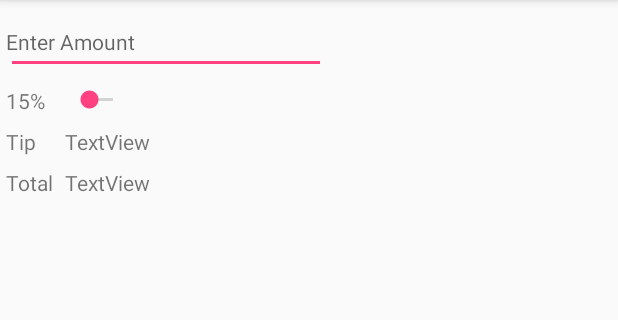
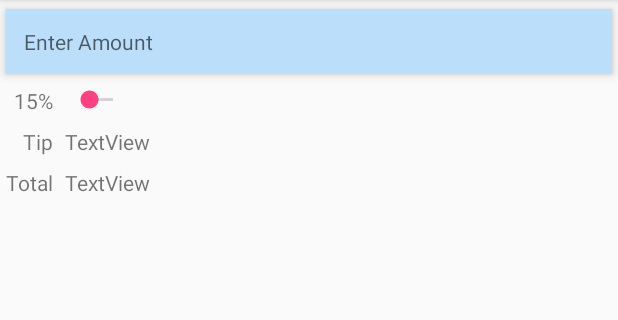
Before and after one commit to OlegVerechshagin/TipCalculator, an Android app: the screen it shows after launch (MainActivity), on a phone screen of 412 x 824 dp, the part 84-404 px from its top. Run offline under Robolectric (Android 15) with nearby library versions, the phone set to English and light mode, and no system bars.

Commit message:
Customizing components.

```diff
--- a/app/src/main/res/layout/activity_main.xml
+++ b/app/src/main/res/layout/activity_main.xml
@@ -14,8 +14,10 @@
         android:layout_height="wrap_content"
         android:layout_column="0"
         android:layout_columnSpan="2"
+        android:digits="0123456789"
         android:ems="10"
-        android:inputType="number" />
+        android:inputType="number"
+        android:maxLength="6" />
 
     <TextView
         android:id="@+id/amountTextView"
@@ -23,13 +25,18 @@
         android:layout_height="wrap_content"
         android:layout_column="0"
         android:layout_columnSpan="2"
+        android:layout_gravity="fill_horizontal"
         android:layout_row="0"
-        android:hint="@string/enter_amount" />
+        android:background="@color/amount_background"
+        android:elevation="@dimen/elevation"
+        android:hint="@string/enter_amount"
+        android:padding="@dimen/textview_padding" />
 
     <TextView
         android:id="@+id/percentTextView"
         android:layout_width="wrap_content"
         android:layout_height="wrap_content"
+        android:layout_gravity="right"
         android:text="@string/tip_percentage" />
 
     <SeekBar
@@ -41,6 +48,7 @@
         android:id="@+id/tipLabelTextView"
         android:layout_width="wrap_content"
         android:layout_height="wrap_content"
+        android:layout_gravity="right"
         android:text="@string/tip" />
 
     <TextView
@@ -53,6 +61,7 @@
         android:id="@+id/totalLabelTextView"
         android:layout_width="wrap_content"
         android:layout_height="wrap_content"
+        android:layout_gravity="right"
         android:text="@string/total" />
 
     <TextView
--- a/app/src/main/res/values/colors.xml
+++ b/app/src/main/res/values/colors.xml
@@ -3,4 +3,5 @@
     <color name="colorPrimary">#3F51B5</color>
     <color name="colorPrimaryDark">#303F9F</color>
     <color name="colorAccent">#FF4081</color>
+    <color name="amount_background">#bbdefb</color>
 </resources>
--- /dev/null
+++ b/app/src/main/res/values/dimens.xml
@@ -0,0 +1,5 @@
+<?xml version="1.0" encoding="utf-8"?>
+<resources>
+    <dimen name="textview_padding">12dp</dimen>
+    <dimen name="elevation">4dp</dimen>
+</resources>
```
